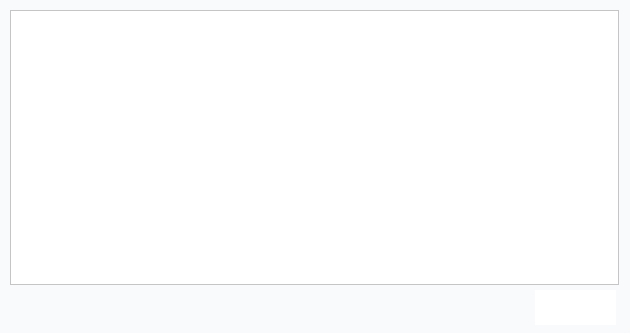
Before: the Qt Designer form DESIGN/DIALOGS/AlertS.ui in indigene-way/ERP_business_Manager, drawn with Qt 5.
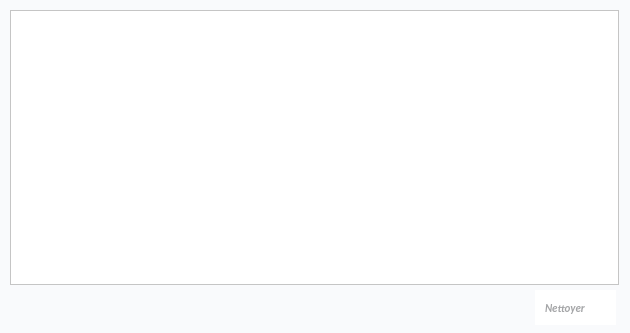
After: the same form once the commit is applied. Icons and pictures are not drawn.

Diff of the .ui file:
```diff
--- a/DESIGN/DIALOGS/AlertS.ui
+++ b/DESIGN/DIALOGS/AlertS.ui
@@ -68,8 +68,8 @@
     <bool>false</bool>
    </property>
    <property name="styleSheet">
-    <string notr="true">QPushButton{background-color:white; color : white; border: 0px solid #000028 ;  text-align:left; padding-left:10px;}
-QPushButton:hover{background-color:white;color:#a4a5a7;border: 0px solid #ecf0f5}
+    <string notr="true">QPushButton{background-color:white; color : #a4a5a7; border: 0px solid #000028 ;  text-align:left; padding-left:10px;}
+QPushButton:hover{background-color:white;color:white;border: 0px solid #ecf0f5}
 QPushButton:focus{color:#00ea00}</string>
    </property>
    <property name="text">
```
